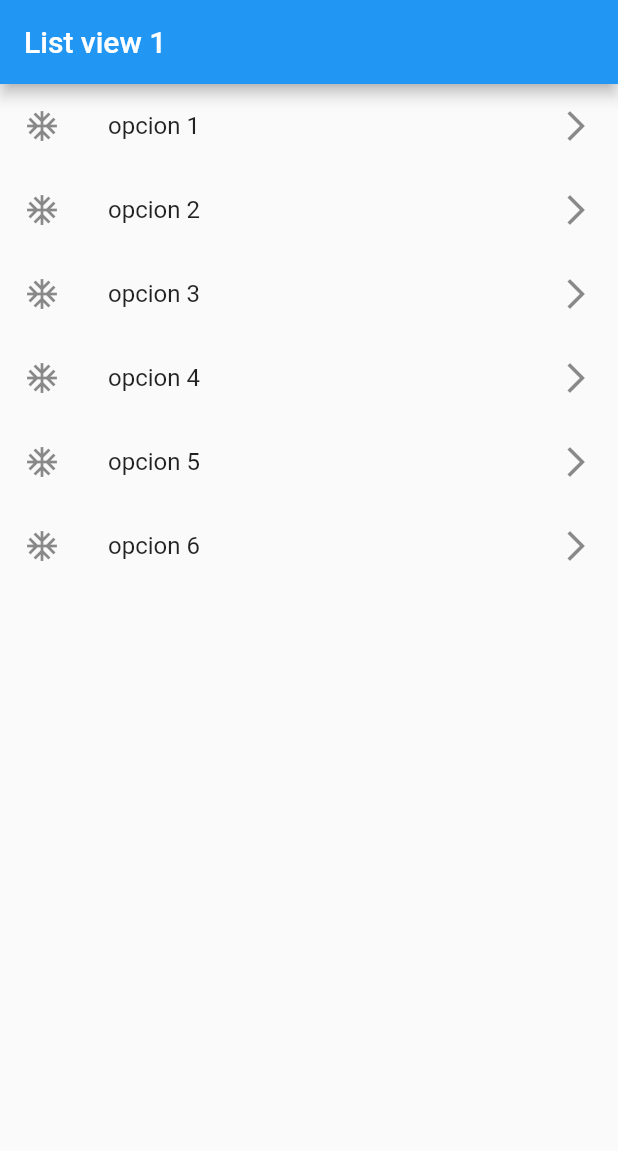
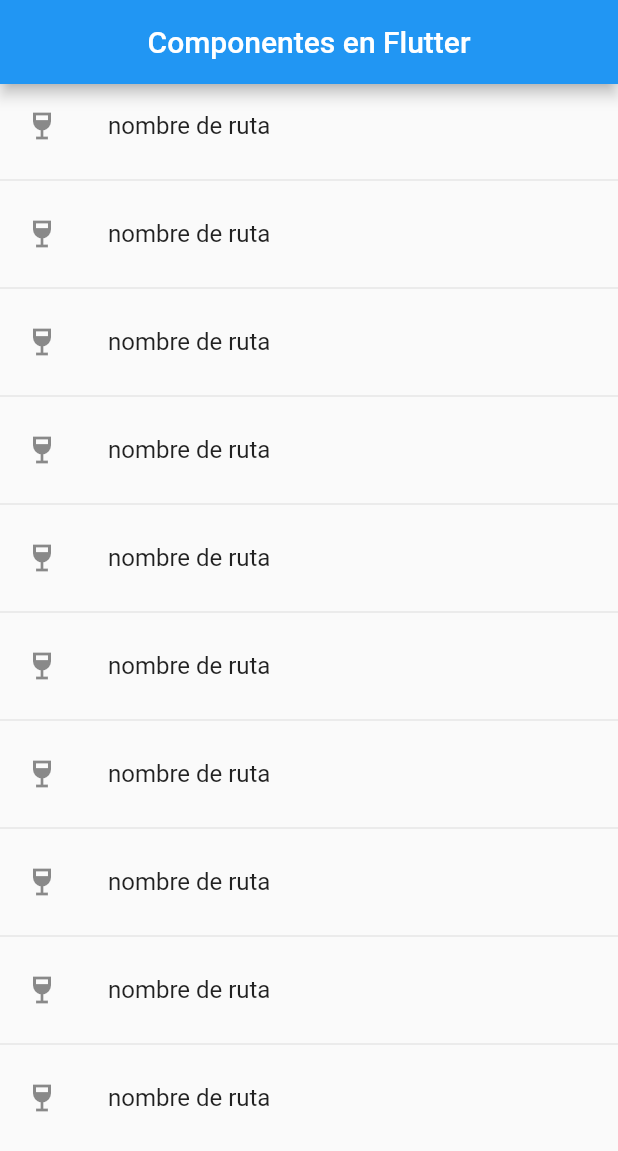
Before and after one commit to andrescortesdev/flutter_components, a Flutter app: the screen it shows after launch, on a phone screen of 412 x 824 dp. Shown: the top 1151 px of the screen. Run offline on Flutter 3.47's test engine with Material 2 defaults, Android fonts, the phone set to English and light mode, and no system bars.

Commit message:
add routes main.dart

```diff
--- a/lib/main.dart
+++ b/lib/main.dart
@@ -1,5 +1,5 @@
 import 'package:flutter/material.dart';
-import 'package:flutter_components/screens/listview_screen.dart';
+import 'screens/screens.dart';
 
 void main() => runApp(MyApp());
 
@@ -8,7 +8,13 @@ class MyApp extends StatelessWidget {
   Widget build(BuildContext context) {
     return MaterialApp(
       title: 'Material App',
-      home: ListViewScreen()
+      //home: ListViewScreen(),
+      initialRoute: 'homescreen',
+      routes: {
+        'listview': (BuildContext context) => ListViewScreen(),
+        'otherscreen' : (BuildContext context) => OtherScreen(),
+        'homescreen' : (BuildContext context) => HomeScreen()
+      },
     );
   }
 }
--- /dev/null
+++ b/lib/screens/home_screen.dart
@@ -0,0 +1,27 @@
+import 'package:flutter/cupertino.dart';
+import 'package:flutter/material.dart';
+import 'package:flutter_components/screens/listview_screen.dart';
+
+class HomeScreen extends StatelessWidget{
+  @override
+  Widget build(BuildContext context) {
+    return Scaffold(
+      appBar: AppBar(
+        title: Center(
+            child: Text('Componentes en Flutter')),
+      ),
+      body: ListView.separated(
+          itemBuilder: (context, index) => ListTile(
+            title: Text('nombre de ruta'),
+            leading: Icon(Icons.wine_bar),
+            onTap: (){
+              //final route = MaterialPageRoute(builder:(context) => ListViewScreen(),);
+              Navigator.pushNamed(context, 'otherscreen');
+            },
+          ),
+          separatorBuilder: (_,__) => Divider(),
+          itemCount: 10),
+    );
+  }
+
+}
--- a/lib/screens/listview_screen.dart
+++ b/lib/screens/listview_screen.dart
@@ -16,15 +16,19 @@ class ListViewScreen extends StatelessWidget {
     return Scaffold(
         appBar: AppBar(
           title: Text('List view 1'),
+          elevation: 0,
+          backgroundColor: Colors.deepOrangeAccent,
         ),
-        body: ListView(
-          children: [
-            ...options.map((option) => ListTile(
-                  leading: Icon(Icons.ac_unit_sharp),
-                  title: Text(option),
-                  trailing: const Icon(Icons.arrow_forward_ios_outlined),
-                ))
-          ],
-        ));
+        body: ListView.separated(
+            itemBuilder:(context, index) => ListTile(
+              title: Text(options[index]),
+              trailing: Icon(Icons.arrow_forward_ios_outlined),
+              leading: Icon(Icons.wine_bar_sharp),
+              onTap: (){
+                print(options[index]);
+              } ,
+            ) ,
+            separatorBuilder:(context,index)=> const Divider(),
+            itemCount: options.length));
   }
 }
--- /dev/null
+++ b/lib/screens/screens.dart
@@ -0,0 +1,3 @@
+export 'package:flutter_components/screens/listview_screen.dart';
+export 'package:flutter_components/screens/other_screen.dart';
+export 'package:flutter_components/screens/home_screen.dart';
```
Also changed, not shown: lib/screens/other_screen.dart (added, +16 -0 lines).
